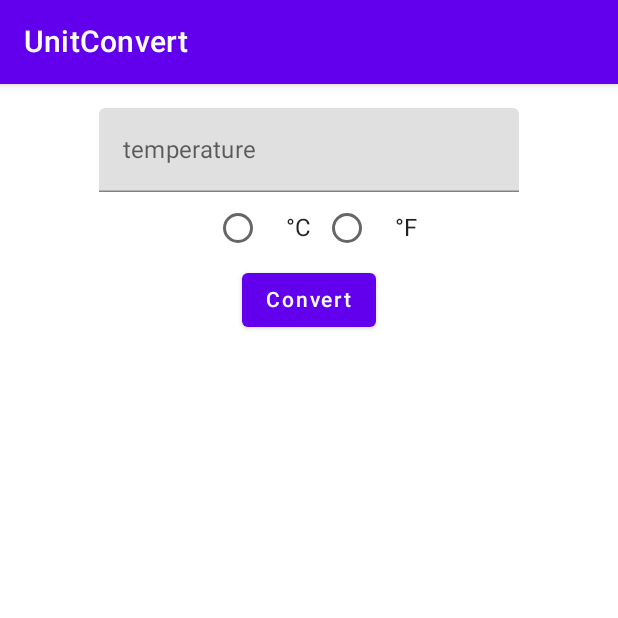
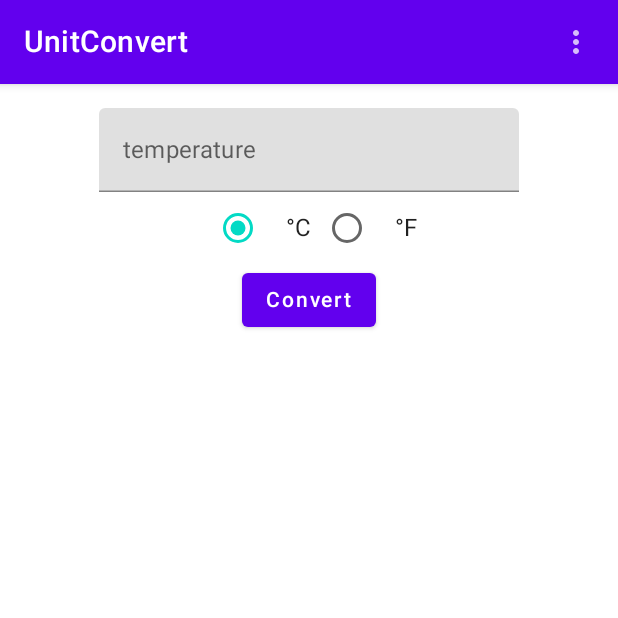
Before and after one commit to fproks/UnitConvert, an Android app built with Jetpack Compose: the screen it shows after launch (MainActivity), after a tap on "Convert", on a phone screen of 412 x 824 dp, the top half of it. Run offline under Robolectric (Android 15) with nearby library versions, the phone set to English and light mode, and no system bars; our stand-ins replace livedata-compose.

Commit message:
temperature ViewModel

```diff
--- a/app/build.gradle
+++ b/app/build.gradle
@@ -50,9 +50,11 @@ dependencies {
 
     implementation 'androidx.core:core-ktx:1.7.0'
     implementation 'androidx.lifecycle:lifecycle-runtime-ktx:2.3.1'
+    implementation 'androidx.lifecycle:lifecycle-viewmodel-compose:2.5.1'
     implementation 'androidx.activity:activity-compose:1.3.1'
     implementation "androidx.compose.ui:ui:$compose_ui_version"
     implementation "androidx.compose.ui:ui-tooling-preview:$compose_ui_version"
+    implementation "androidx.compose.runtime:runtime-livedata:$compose_ui_version"
     implementation 'androidx.compose.material:material:1.2.0'
     implementation 'com.google.android.material:material:1.6.1'
     implementation "androidx.navigation:navigation-compose:2.5.2"
--- a/app/src/main/java/com/example/unitconvert/compose/NavhostConvert.kt
+++ b/app/src/main/java/com/example/unitconvert/compose/NavhostConvert.kt
@@ -1,6 +1,5 @@
 package com.example.unitconvert.compose
 
-import androidx.compose.foundation.isSystemInDarkTheme
 import androidx.compose.foundation.layout.Box
 import androidx.compose.foundation.layout.padding
 import androidx.compose.material.*
@@ -27,7 +26,7 @@ fun ComposeUnitConverter() {
     val navController = rememberNavController()
     val mentItens = listOf("Item #1", "Item #2")
     val scaffoldState = rememberScaffoldState()
-    val sncakbarCoroutineScope = rememberCoroutineScope()
+    val sncakbarCoroutineScope = rememberCoroutineScope()  //协程
 
     UnitConvertTheme {
         Scaffold(scaffoldState = scaffoldState,
@@ -54,7 +53,7 @@ fun ComposeUnitConverter() {
 @Preview
 @Composable
 fun TopBarPreview() {
-    ComposeUnitConverterTopBar(listOf("item1 #1", "item2 #2")) { {} }
+    ComposeUnitConverterTopBar(listOf("item1 #1", "item2 #2")) {  }
 }
 
 @Composable
@@ -66,7 +65,7 @@ fun ComposeUnitConverterTopBar(mentunItems: List<String>, onClick: (String) -> U
                 IconButton(onClick = {
                     menuOpened = true
                 }) {
-                    // Icon(Icons.Default.MoreVert, "")
+                    Icon(Icons.Default.MoreVert, "")
                 }
                 DropdownMenu(expanded = menuOpened,
                     onDismissRequest = { menuOpened = false }) {
--- a/app/src/main/java/com/example/unitconvert/compose/TemperatureConverter.kt
+++ b/app/src/main/java/com/example/unitconvert/compose/TemperatureConverter.kt
@@ -12,6 +12,7 @@ import androidx.compose.material.RadioButton
 import androidx.compose.material.Text
 import androidx.compose.material.TextField
 import androidx.compose.runtime.*
+import androidx.compose.runtime.livedata.observeAsState
 import androidx.compose.runtime.saveable.rememberSaveable
 import androidx.compose.ui.Alignment
 import androidx.compose.ui.Modifier
@@ -22,39 +23,35 @@ import androidx.compose.ui.text.input.ImeAction
 import androidx.compose.ui.text.input.KeyboardType
 import androidx.compose.ui.tooling.preview.Preview
 import androidx.compose.ui.unit.dp
+import androidx.lifecycle.viewmodel.compose.viewModel
 import com.example.unitconvert.R
+import com.example.unitconvert.models.TemperatureViewModel
+import kotlinx.coroutines.launch
 
 @Preview
 @Composable
-fun TemperatureConverter() {
+fun TemperatureConverter(
+    viewModel: TemperatureViewModel = viewModel()
+) {
     val fahrenheit = stringResource(id = R.string.fahrenheit)
     val celsius = stringResource(id = R.string.celsius)
     var result by rememberSaveable { mutableStateOf("") }
-    val selectedId = rememberSaveable { mutableStateOf(0) }
-    val temperature = rememberSaveable { mutableStateOf("") }
+    val temperature = viewModel.temperature.observeAsState(viewModel.temperature.value ?: "")
+    val selectedId = viewModel.scale.observeAsState(viewModel.scale.value ?: 0)
+    val scope = rememberCoroutineScope()  //协程
     Column(
         modifier = Modifier.fillMaxSize().padding(16.dp), horizontalAlignment = Alignment.CenterHorizontally
     ) {
-        TemperatureTextField(temperature)
-        TemperatureScaleButtonGroup(selectedId)
+        TemperatureTextField(temperature) { viewModel.setTemperature(it) }
+        TemperatureScaleButtonGroup(selectedId) { viewModel.setScale(it) }
         Button(onClick = {
-            val tmp = temperature.value.let {
-                try {
-                    it.toFloat()
-                } catch (e: NumberFormatException) {
-                    Float.NaN
-                }
-            }.let {
-                if (!it.isNaN()) {
-                    if (selectedId.value == R.string.celsius) (it * 1.8F) + 32F
-                    else (it - 32F) / 1.8F
-                } else Float.NaN
+            scope.launch {//协程
+                val tmp = viewModel.convert()
+                result = if (!tmp.isNaN()) "$tmp${
+                    if (selectedId.value == R.string.celsius) fahrenheit
+                    else celsius
+                }" else ""
             }
-            result = if (!tmp.isNaN()) "$tmp${
-                if (selectedId.value == R.string.celsius) fahrenheit
-                else celsius
-            }" else ""
-
         }, enabled = true) {
             Text(text = stringResource(id = R.string.convert))
         }
@@ -67,14 +64,14 @@ fun TemperatureConverter() {
 
 
 //少一个隐藏键盘
-
+//获取数据，向上传递事件
 @Composable
-fun TemperatureTextField(temperature: MutableState<String>) {
+fun TemperatureTextField(temperature: State<String>, onValueChange: (String) -> Unit) {
     val localFocus = LocalFocusManager.current
     val context = LocalContext.current
     TextField(
         value = temperature.value,
-        onValueChange = { temperature.value = it },
+        onValueChange = { onValueChange(it) },
         placeholder = { Text(text = stringResource(id = R.string.placeholder)) },
         keyboardActions = KeyboardActions(onDone = {
             localFocus.clearFocus()
@@ -88,21 +85,22 @@ fun TemperatureTextField(temperature: MutableState<String>) {
 }
 
 
+//获取数据，向上传递事件
+
 @Composable
-fun TemperatureScaleButtonGroup(selectedId: MutableState<Int>) {
+fun TemperatureScaleButtonGroup(selectedId: State<Int>, onClick: (Int) -> Unit) {
 
     Row {
-        TemperatureRadioButton(selected = selectedId.value == R.string.celsius, selectedId, R.string.celsius)
-        TemperatureRadioButton(selected = selectedId.value == R.string.fahrenheit, selectedId, R.string.fahrenheit)
+        TemperatureRadioButton(selected = selectedId.value == R.string.celsius, R.string.celsius, onClick)
+        TemperatureRadioButton(selected = selectedId.value == R.string.fahrenheit, R.string.fahrenheit, onClick)
     }
 }
 
 @Composable
-fun TemperatureRadioButton(selected: Boolean, selectedId: MutableState<Int>, resId: Int) {
+fun TemperatureRadioButton(selected: Boolean, resId: Int, onClick: (Int) -> Unit) {
     Row(verticalAlignment = Alignment.CenterVertically) {
-        RadioButton(selected = selected, onClick = {
-            selectedId.value = resId
-        })
+        RadioButton(selected = selected, onClick =
+        { onClick(resId) })
         Text(text = stringResource(resId), modifier = Modifier.padding(start = 8.dp))
     }
 }
--- /dev/null
+++ b/app/src/main/java/com/example/unitconvert/models/TemperatureViewModel.kt
@@ -0,0 +1,48 @@
+package com.example.unitconvert.models
+
+import androidx.lifecycle.LiveData
+import androidx.lifecycle.MutableLiveData
+import androidx.lifecycle.ViewModel
+import com.example.unitconvert.R
+
+/*
+* 保存两个数据
+* */
+class TemperatureViewModel() : ViewModel() {
+    private val _scale: MutableLiveData<Int> = MutableLiveData(R.string.celsius)
+
+    val scale: LiveData<Int>
+        get() = _scale
+
+    fun setScale(value: Int) {
+        _scale.value = value
+    }
+
+    private val _temperature: MutableLiveData<String> = MutableLiveData("")
+
+    val temperature: LiveData<String>
+        get() = _temperature
+
+    fun setTemperature(value: String) {
+        _temperature.value = value
+    }
+
+
+    private fun getTemperatureAsFloat(): Float = (_temperature.value ?: "").let {
+        return try {
+            it.toFloat()
+        } catch (e: NumberFormatException) {
+            Float.NaN
+        }
+    }
+
+    fun convert() = getTemperatureAsFloat().let {
+        if (!it.isNaN())
+            if (_scale.value == R.string.celsius)
+                (it * 1.8F) + 32F
+            else
+                (it - 32F) / 1.8F
+        else
+            Float.NaN
+    }
+}
```
